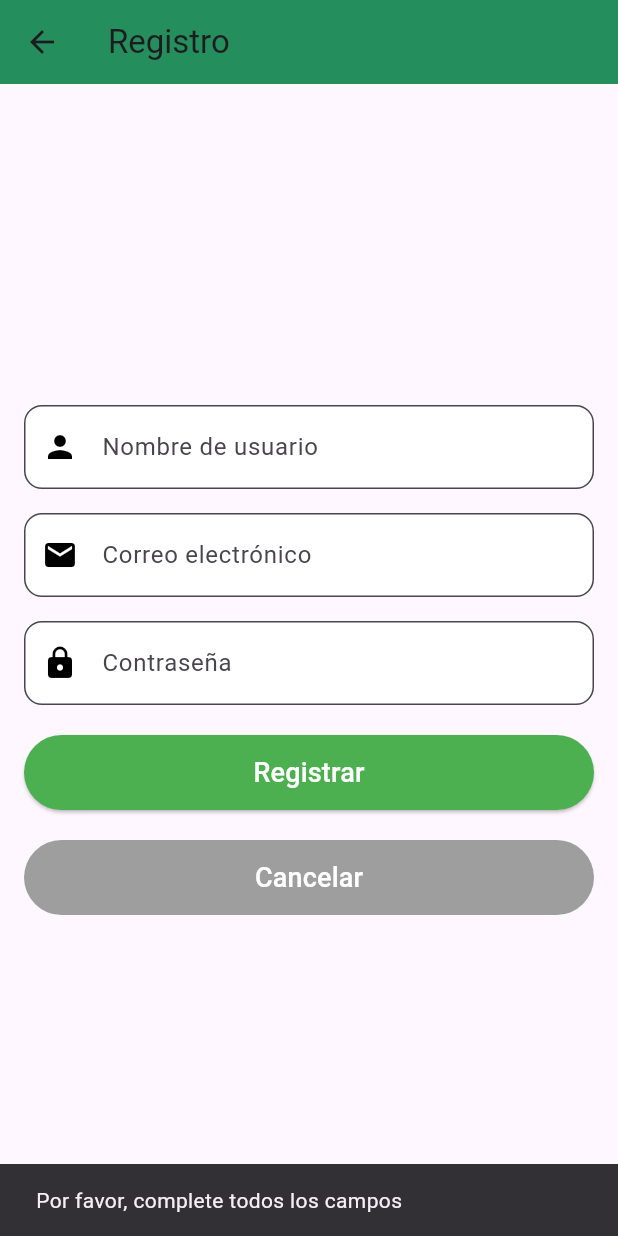
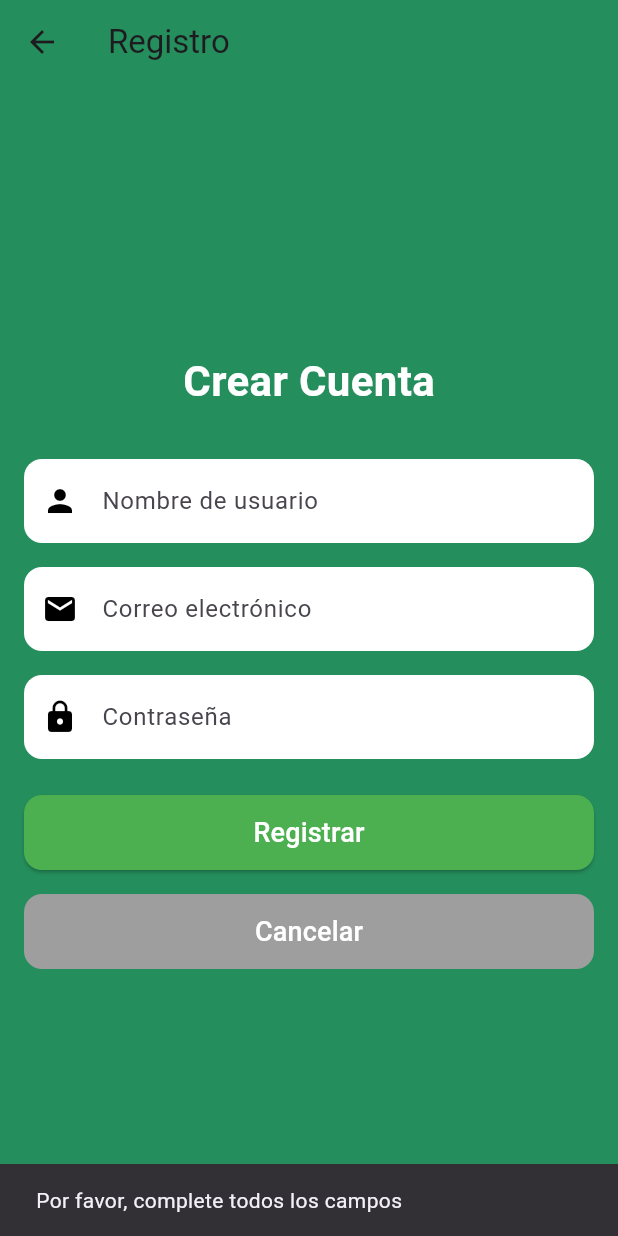
Before and after one commit to Sign-Squad/SignLingo-Aplicacion-Movil, a Flutter app: the RegisterPage screen opened directly, after a tap on "Registrar", on a phone screen of 412 x 824 dp. Run offline on Flutter 3.47's test engine with Material 3 defaults, Android fonts, the phone set to English and light mode, and no system bars; our stand-ins replace shared_preferences; accounts and stored records are empty.

Commit message:
Update registerPage.dart
actualización de registro
-diseño

```diff
--- a/lib/screens/registerPage.dart
+++ b/lib/screens/registerPage.dart
@@ -42,7 +42,7 @@ class _RegisterPageState extends State<RegisterPage> {
           "email": email,
           "password": password,
           "lives": 5,
-          "progress": 10,
+          "progress": 0,
           "isVip": false,
         }),
       );
@@ -71,15 +71,27 @@ class _RegisterPageState extends State<RegisterPage> {
   @override
   Widget build(BuildContext context) {
     return Scaffold(
+      backgroundColor: const Color(0xFF248E5C), // Fondo verde
       appBar: AppBar(
         title: const Text('Registro'),
         backgroundColor: const Color(0xFF248E5C),
+        elevation: 0, // Elimina la sombra del AppBar
       ),
-      body: Padding(
+      body: Center(
+        child: SingleChildScrollView(
           padding: const EdgeInsets.all(16.0),
           child: Column(
             mainAxisAlignment: MainAxisAlignment.center,
             children: [
+              const Text(
+                'Crear Cuenta',
+                style: TextStyle(
+                  fontSize: 28,
+                  fontWeight: FontWeight.bold,
+                  color: Colors.white,
+                ),
+              ),
+              const SizedBox(height: 32),
               TextField(
                 controller: _usernameController,
                 decoration: InputDecoration(
@@ -89,6 +101,7 @@ class _RegisterPageState extends State<RegisterPage> {
                   prefixIcon: const Icon(Icons.person, color: Colors.black),
                   border: OutlineInputBorder(
                     borderRadius: BorderRadius.circular(12),
+                    borderSide: BorderSide.none,
                   ),
                 ),
               ),
@@ -102,6 +115,7 @@ class _RegisterPageState extends State<RegisterPage> {
                   prefixIcon: const Icon(Icons.email, color: Colors.black),
                   border: OutlineInputBorder(
                     borderRadius: BorderRadius.circular(12),
+                    borderSide: BorderSide.none,
                   ),
                 ),
               ),
@@ -116,15 +130,19 @@ class _RegisterPageState extends State<RegisterPage> {
                   prefixIcon: const Icon(Icons.lock, color: Colors.black),
                   border: OutlineInputBorder(
                     borderRadius: BorderRadius.circular(12),
+                    borderSide: BorderSide.none,
                   ),
                 ),
               ),
-            const SizedBox(height: 20),
+              const SizedBox(height: 24),
               ElevatedButton(
                 onPressed: _isLoading ? null : _handleRegister,
                 style: ElevatedButton.styleFrom(
                   minimumSize: const Size(double.infinity, 50),
                   backgroundColor: Colors.green,
+                  shape: RoundedRectangleBorder(
+                    borderRadius: BorderRadius.circular(12),
+                  ),
                 ),
                 child: _isLoading
                     ? const CircularProgressIndicator(
@@ -135,7 +153,7 @@ class _RegisterPageState extends State<RegisterPage> {
                         style: TextStyle(fontSize: 18, color: Colors.white),
                       ),
               ),
-            const SizedBox(height: 20),
+              const SizedBox(height: 16),
               TextButton(
                 onPressed: () {
                   Navigator.pushReplacement(
@@ -146,6 +164,9 @@ class _RegisterPageState extends State<RegisterPage> {
                 style: TextButton.styleFrom(
                   backgroundColor: Colors.grey,
                   minimumSize: const Size(double.infinity, 50),
+                  shape: RoundedRectangleBorder(
+                    borderRadius: BorderRadius.circular(12),
+                  ),
                 ),
                 child: const Text(
                   'Cancelar',
@@ -155,6 +176,7 @@ class _RegisterPageState extends State<RegisterPage> {
             ],
           ),
         ),
+      ),
     );
   }
 }
```
Lines whose indentation alone changed are shown as unchanged.
